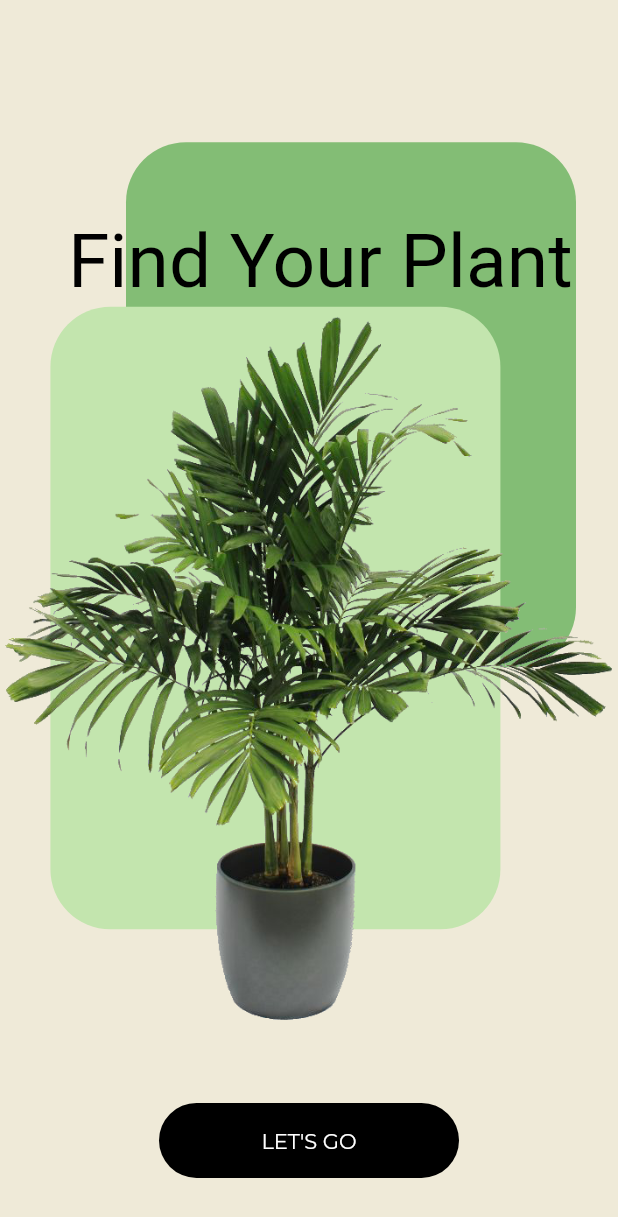
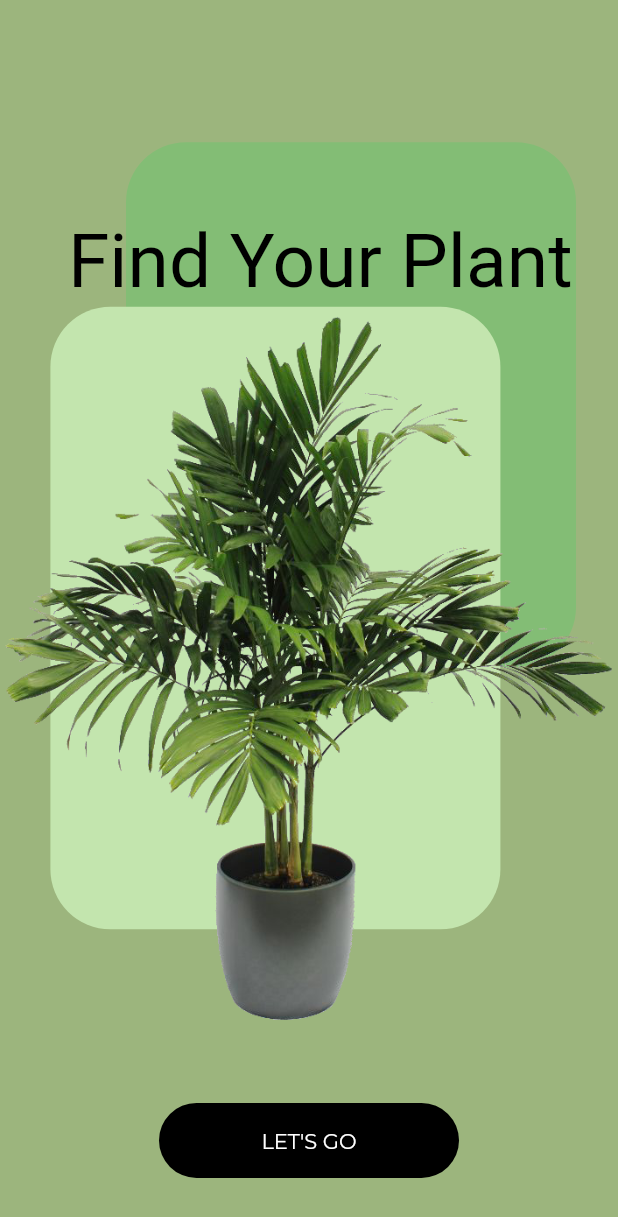
Before and after one commit to MuazzezA/flutter_ui_design, a Flutter app: the screen it shows after launch, on a phone screen of 412 x 824 dp. Shown: the top 1217 px of the screen. Run offline on Flutter 3.47's test engine with Material 2 defaults, Android fonts, the phone set to English and light mode, and no system bars; our stand-ins replace google_fonts.

Commit message:
default theme renk değişimi

```diff
--- a/plants/lib/theme/default_theme.dart
+++ b/plants/lib/theme/default_theme.dart
@@ -3,8 +3,8 @@ import 'package:google_fonts/google_fonts.dart';
 
 ThemeData defaultTheme() {
   return ThemeData(
-    scaffoldBackgroundColor: const Color(0xffEFEAD8),
-    primaryColor: const Color(0xffBBBFCA),
+    scaffoldBackgroundColor: const Color.fromARGB(255, 156, 181, 125),
+    primaryColor: const Color(0xffCFD2CF),
     textTheme: GoogleFonts.montserratTextTheme(),
   );
 }
```
